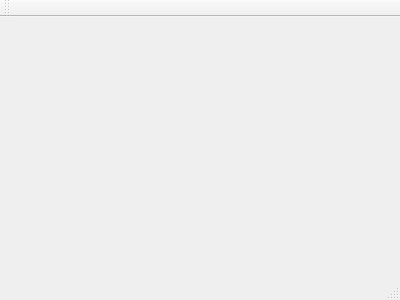
Before: the Qt Designer form Qt/QThread/mainwindow.ui in xmmmmmovo/BaseNotes, drawn with Qt 5.
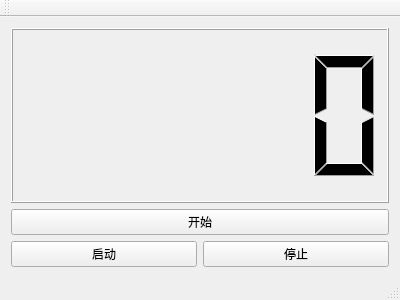
After: the same form once the commit is applied.

```diff
--- a/Qt/QThread/mainwindow.ui
+++ b/Qt/QThread/mainwindow.ui
@@ -12,13 +12,52 @@
   <property name="windowTitle" >
    <string>MainWindow</string>
   </property>
-  <widget class="QMenuBar" name="menuBar" />
-  <widget class="QToolBar" name="mainToolBar" />
-  <widget class="QWidget" name="centralWidget" />
-  <widget class="QStatusBar" name="statusBar" />
+  <widget class="QWidget" name="centralWidget">
+   <layout class="QGridLayout" name="gridLayout">
+    <item row="0" column="0">
+     <widget class="QLCDNumber" name="lcdNumber"/>
+    </item>
+    <item row="1" column="0">
+     <widget class="QPushButton" name="startThread">
+      <property name="text">
+       <string>开始</string>
+      </property>
+     </widget>
+    </item>
+    <item row="2" column="0">
+     <layout class="QHBoxLayout" name="horizontalLayout">
+      <property name="sizeConstraint">
+       <enum>QLayout::SetMinAndMaxSize</enum>
+      </property>
+      <item>
+       <widget class="QPushButton" name="startButton">
+        <property name="text">
+         <string>启动</string>
+        </property>
+       </widget>
+      </item>
+      <item>
+       <widget class="QPushButton" name="stopButton">
+        <property name="text">
+         <string>停止</string>
+        </property>
+       </widget>
+      </item>
+     </layout>
+    </item>
+   </layout>
+  </widget>
+  <widget class="QToolBar" name="mainToolBar">
+   <attribute name="toolBarArea">
+    <enum>TopToolBarArea</enum>
+   </attribute>
+   <attribute name="toolBarBreak">
+    <bool>false</bool>
+   </attribute>
+  </widget>
+  <widget class="QStatusBar" name="statusBar"/>
  </widget>
- <layoutDefault spacing="6" margin="11" />
- <pixmapfunction></pixmapfunction>
+ <layoutdefault spacing="6" margin="11"/>
  <resources/>
  <connections/>
 </ui>
```
Left out of the diff: 7 changed lines with no effect on the pictures.
